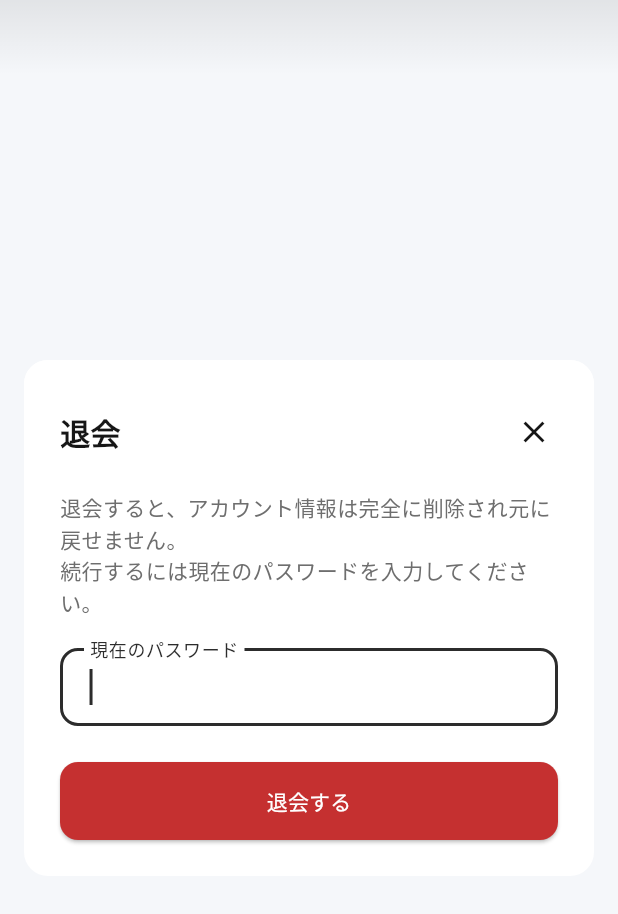
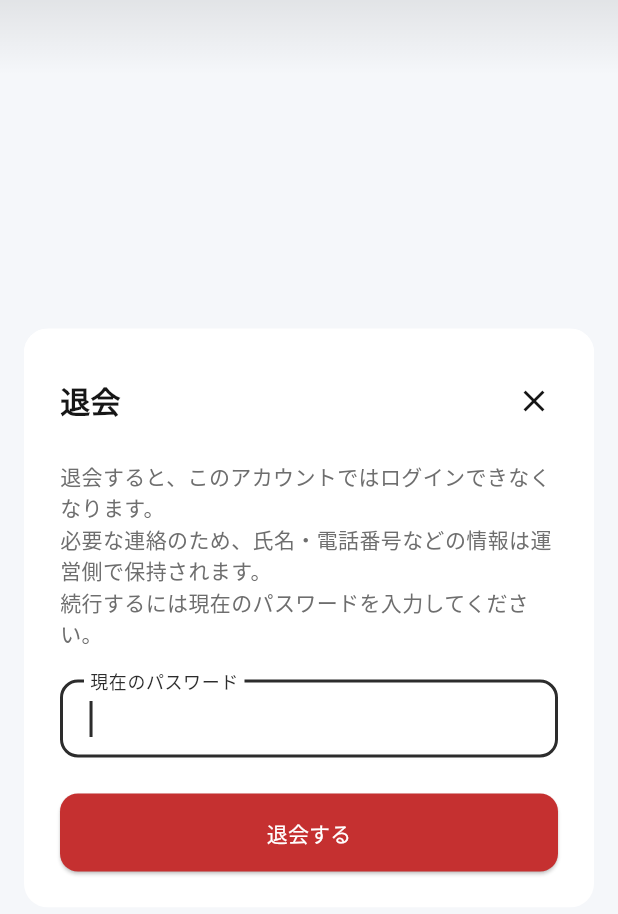
Before and after one commit to Espi8624/yoyaku_mate_provider, a Flutter app: the DeleteAccountDialog widget shown alone on an empty page, opened directly, on a phone screen of 412 x 824 dp. Shown: the top 914 px of the screen. Run offline on Flutter 3.47's test engine with Material 3 defaults, Android fonts, the phone set to English and light mode, and no system bars; our stand-ins replace equatable, firebase_auth, firebase_core, firebase_crashlytics, fl_chart, flutter_dotenv and 13 more; missing offline and left inert: gal, mobile_scanner; accounts and stored records are empty; generated files the repository leaves out were written again; network calls fail.

Commit message:
회원탈퇴 안내 문구를 소프트 삭제 정책에 맞게 수정
서버가 하드 삭제 대신 소프트 삭제(로그인만 차단, 연락처는 보관)로
바뀐 것에 맞춰 다이얼로그/프로필 화면 문구를 수정. 기능(API 호출)
자체는 변경 없음 - 서버가 같은 DELETE 엔드포인트를 다르게 처리함

Co-Authored-By: Claude Sonnet 5 <noreply@anthropic.com>

```diff
--- a/lib/pages/profile_page/widgets/dialogs/delete_account_dialog.dart
+++ b/lib/pages/profile_page/widgets/dialogs/delete_account_dialog.dart
@@ -11,7 +11,8 @@ import 'package:yoyaku_mate_provider/widgets/common_widgets/toast_widget.dart';
 /// 会員退会用ダイアログ
 ///
 /// 本人確認のためパスワードの再入力(Firebase reauthenticateWithCredential)を
-/// 必須にした上で、サーバー側にアカウント完全削除を依頼する。
+/// 必須にした上で、サーバー側に退会(ソフトデリート)を依頼する。氏名・電話番号
+/// などの連絡先は削除されず、ログインのみ不可になる(サーバー側の方針)。
 /// 店舗を保有したままのマネージャーはサーバー側で拒否される(store_info参照)
 class DeleteAccountDialog extends ConsumerStatefulWidget {
   const DeleteAccountDialog({super.key});
@@ -85,7 +86,8 @@ class _DeleteAccountDialogState extends ConsumerState<DeleteAccountDialog> {
           crossAxisAlignment: CrossAxisAlignment.start,
           children: [
             const Text(
-              '退会すると、アカウント情報は完全に削除され元に戻せません。\n'
+              '退会すると、このアカウントではログインできなくなります。\n'
+              '必要な連絡のため、氏名・電話番号などの情報は運営側で保持されます。\n'
               '続行するには現在のパスワードを入力してください。',
               style: TextStyle(color: AppColors.textSecondary, height: 1.5),
             ),
--- a/lib/pages/profile_page/widgets/views/personal_profile_view.dart
+++ b/lib/pages/profile_page/widgets/views/personal_profile_view.dart
@@ -293,7 +293,7 @@ class PersonalProfileView extends ConsumerWidget {
                 children: [
                   ProfileSettingItem(
                     title: '退会',
-                    subtitle: 'アカウントと個人情報を完全に削除します',
+                    subtitle: 'ログインできなくなります',
                     titleColor: AppColors.error,
                     onTap: () => _handleDeleteAccount(context),
                   ),
--- a/lib/providers/session_providers.dart
+++ b/lib/providers/session_providers.dart
@@ -203,7 +203,7 @@ class ProfileActions extends _$ProfileActions {
     return updateUserProfileFields({fieldKey: value});
   }
 
-  // 会員退会 (アカウントの完全削除)。
+  // 会員退会 (ソフトデリート。連絡先は保持されログインのみ不可になる)。
   // 呼び出し元(DeleteAccountDialog)で事前にFirebaseの再認証を済ませてから呼ぶこと
   Future<void> deleteAccount() async {
     final mongoUserId = ref.read(userProfileProvider).valueOrNull?.id;
--- a/lib/services/profile_service.dart
+++ b/lib/services/profile_service.dart
@@ -107,7 +107,7 @@ class ProviderProfileService {
     return UserProfile.fromJson(userData as Map<String, dynamic>);
   }
 
-  // 会員退会 (アカウントの完全削除)
+  // 会員退会 (ソフトデリート。連絡先は保持されログインのみ不可になる)
   // マネージャーが店舗を保有したままの場合など、サーバー側で拒否されることがあるため
   // レスポンスの message フィールドをそのままエラーメッセージとして使う
   Future<void> deleteAccount(String mongoUserId) async {
```
